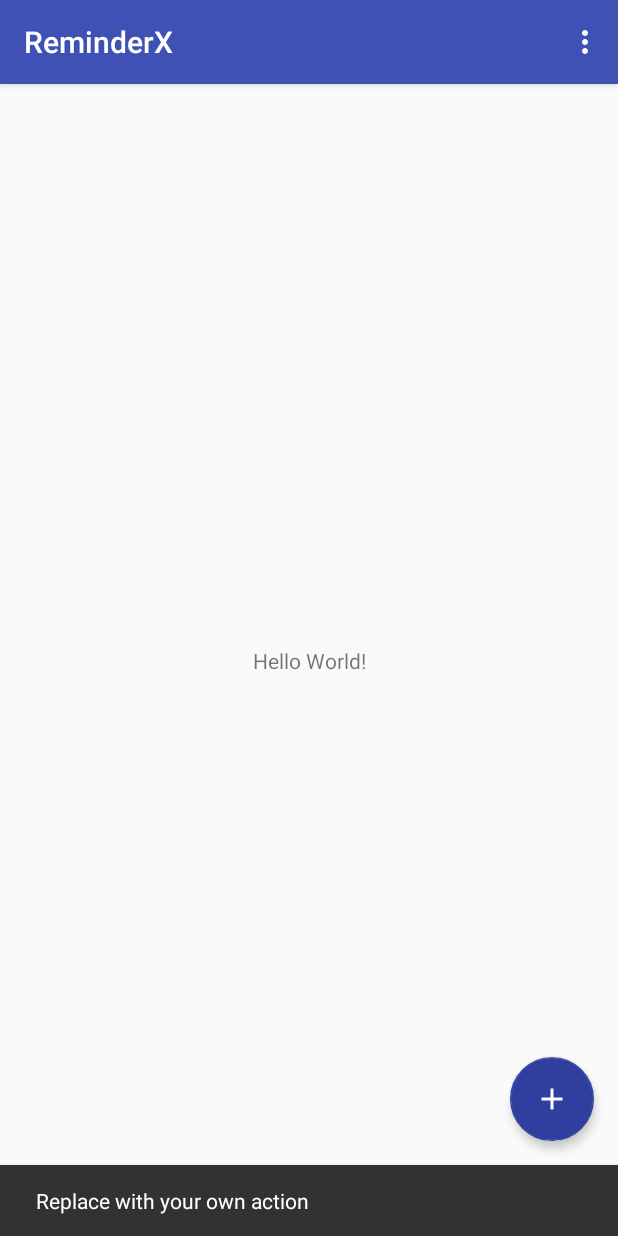
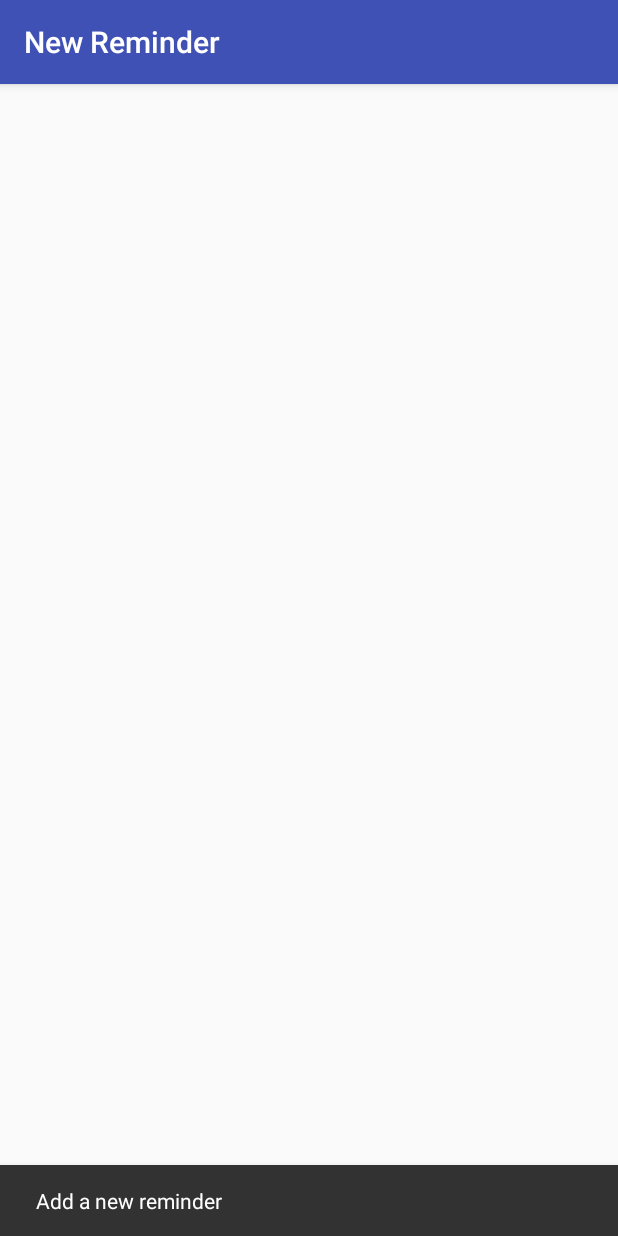
Before and after one commit to adarshme/ReminderX, an Android app: the screen it shows after launch (MainActivity before the commit, NewReminder after it), after a tap on an icon or button, on a phone screen of 412 x 824 dp. Run offline under Robolectric (Android 15) with nearby library versions, the phone set to English and light mode, and no system bars.

Commit message:
Added Snack Bar to NewReminder activity

```diff
--- a/app/src/main/AndroidManifest.xml
+++ b/app/src/main/AndroidManifest.xml
@@ -19,7 +19,9 @@
                 <category android:name="android.intent.category.LAUNCHER" />
             </intent-filter>
         </activity>
-        <activity android:name=".NewReminder"></activity>
+        <activity android:name=".NewReminder"
+            android:label="@string/NewReminder">
+        </activity>
     </application>
 
 </manifest>
--- a/app/src/main/java/com/example/infernocoder/reminderx/MainActivity.java
+++ b/app/src/main/java/com/example/infernocoder/reminderx/MainActivity.java
@@ -1,5 +1,6 @@
 package com.example.infernocoder.reminderx;
 
+import android.content.Intent;
 import android.graphics.Color;
 import android.os.Bundle;
 import android.support.design.widget.FloatingActionButton;
@@ -23,8 +24,8 @@ public class MainActivity extends AppCompatActivity {
         fab.setOnClickListener(new View.OnClickListener() {
             @Override
             public void onClick(View view) {
-                Snackbar.make(view, "Replace with your own action", Snackbar.LENGTH_LONG)
-                        .setAction("Action", null).show();
+                Intent intent = new Intent(MainActivity.this, NewReminder.class);
+                startActivity(intent);
             }
         });
     }
--- a/app/src/main/java/com/example/infernocoder/reminderx/NewReminder.java
+++ b/app/src/main/java/com/example/infernocoder/reminderx/NewReminder.java
@@ -1,7 +1,9 @@
 package com.example.infernocoder.reminderx;
 
+import android.support.design.widget.Snackbar;
 import android.support.v7.app.AppCompatActivity;
 import android.os.Bundle;
+import android.view.View;
 
 public class NewReminder extends AppCompatActivity {
 
@@ -9,5 +11,12 @@ public class NewReminder extends AppCompatActivity {
     protected void onCreate(Bundle savedInstanceState) {
         super.onCreate(savedInstanceState);
         setContentView(R.layout.activity_new_reminder);
+
+        welcomeSnackBar();
+    }
+
+    public void welcomeSnackBar(){
+        Snackbar.make(getWindow().getDecorView().getRootView(), "Add a new reminder", Snackbar.LENGTH_LONG)
+                .setAction("Action", null).show();
     }
 }
--- a/app/src/main/res/values/strings.xml
+++ b/app/src/main/res/values/strings.xml
@@ -1,4 +1,5 @@
 <resources>
     <string name="app_name">ReminderX</string>
     <string name="action_settings">Settings</string>
+    <string name="NewReminder">New Reminder</string>
 </resources>
```
